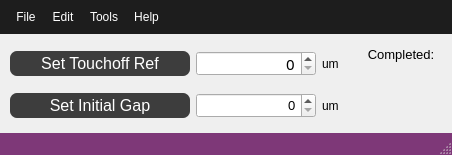
Old version of the form src/ECM_gui/misc_dialogs/window_touchoff.ui in the repository dmherrington/ECM-Control-System.
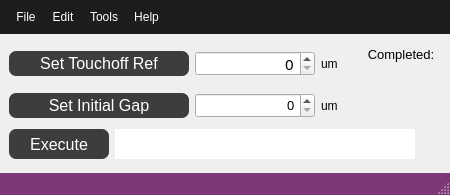
New version of the form. Custom widgets are drawn as their Qt base class.

What changed in the file:
```diff
--- a/src/ECM_gui/misc_dialogs/window_touchoff.ui
+++ b/src/ECM_gui/misc_dialogs/window_touchoff.ui
@@ -6,8 +6,8 @@
    <rect>
     <x>0</x>
     <y>0</y>
-    <width>452</width>
-    <height>155</height>
+    <width>450</width>
+    <height>195</height>
    </rect>
   </property>
   <property name="sizePolicy">
@@ -18,14 +18,14 @@
   </property>
   <property name="minimumSize">
    <size>
-    <width>452</width>
-    <height>155</height>
+    <width>450</width>
+    <height>195</height>
    </size>
   </property>
   <property name="maximumSize">
    <size>
     <width>452</width>
-    <height>155</height>
+    <height>195</height>
    </size>
   </property>
   <property name="windowTitle">
@@ -150,7 +150,7 @@
   </property>
   <widget class="QWidget" name="centralwidget">
    <layout class="QGridLayout" name="gridLayout">
-    <item row="0" column="0">
+    <item row="0" column="0" colspan="2">
      <layout class="QHBoxLayout" name="horizontalLayout">
       <item>
        <widget class="QPushButton" name="pushButton_TouchoffRef">
@@ -246,7 +246,7 @@
       </item>
      </layout>
     </item>
-    <item row="0" column="1" rowspan="2">
+    <item row="0" column="2" rowspan="2">
      <layout class="QVBoxLayout" name="verticalLayout_2">
       <item>
        <widget class="QLabel" name="label_Connection">
@@ -305,7 +305,7 @@
       </item>
      </layout>
     </item>
-    <item row="1" column="0">
+    <item row="1" column="0" colspan="2">
      <layout class="QHBoxLayout" name="horizontalLayout_2">
       <item>
        <widget class="QPushButton" name="pushButton_RunTouchoff">
@@ -382,6 +382,66 @@
       </item>
      </layout>
     </item>
+    <item row="2" column="0">
+     <widget class="QPushButton" name="pushButton_ExecuteTouchoff">
+      <property name="sizePolicy">
+       <sizepolicy hsizetype="Fixed" vsizetype="Fixed">
+        <horstretch>0</horstretch>
+        <verstretch>0</verstretch>
+       </sizepolicy>
+      </property>
+      <property name="minimumSize">
+       <size>
+        <width>100</width>
+        <height>30</height>
+       </size>
+      </property>
+      <property name="maximumSize">
+       <size>
+        <width>100</width>
+        <height>30</height>
+       </size>
+      </property>
+      <property name="font">
+       <font>
+        <pointsize>12</pointsize>
+       </font>
+      </property>
+      <property name="text">
+       <string>Execute</string>
+      </property>
+     </widget>
+    </item>
+    <item row="2" column="1" colspan="2">
+     <widget class="QLineEdit" name="lineEdit_TouchoffCode">
+      <property name="sizePolicy">
+       <sizepolicy hsizetype="Fixed" vsizetype="Fixed">
+        <horstretch>0</horstretch>
+        <verstretch>0</verstretch>
+       </sizepolicy>
+      </property>
+      <property name="minimumSize">
+       <size>
+        <width>300</width>
+        <height>30</height>
+       </size>
+      </property>
+      <property name="maximumSize">
+       <size>
+        <width>300</width>
+        <height>30</height>
+       </size>
+      </property>
+      <property name="font">
+       <font>
+        <pointsize>12</pointsize>
+       </font>
+      </property>
+      <property name="alignment">
+       <set>Qt::AlignCenter</set>
+      </property>
+     </widget>
+    </item>
    </layout>
   </widget>
   <widget class="QMenuBar" name="menubar">
@@ -389,7 +449,7 @@
     <rect>
      <x>0</x>
      <y>0</y>
-     <width>452</width>
+     <width>450</width>
      <height>40</height>
     </rect>
    </property>
```
